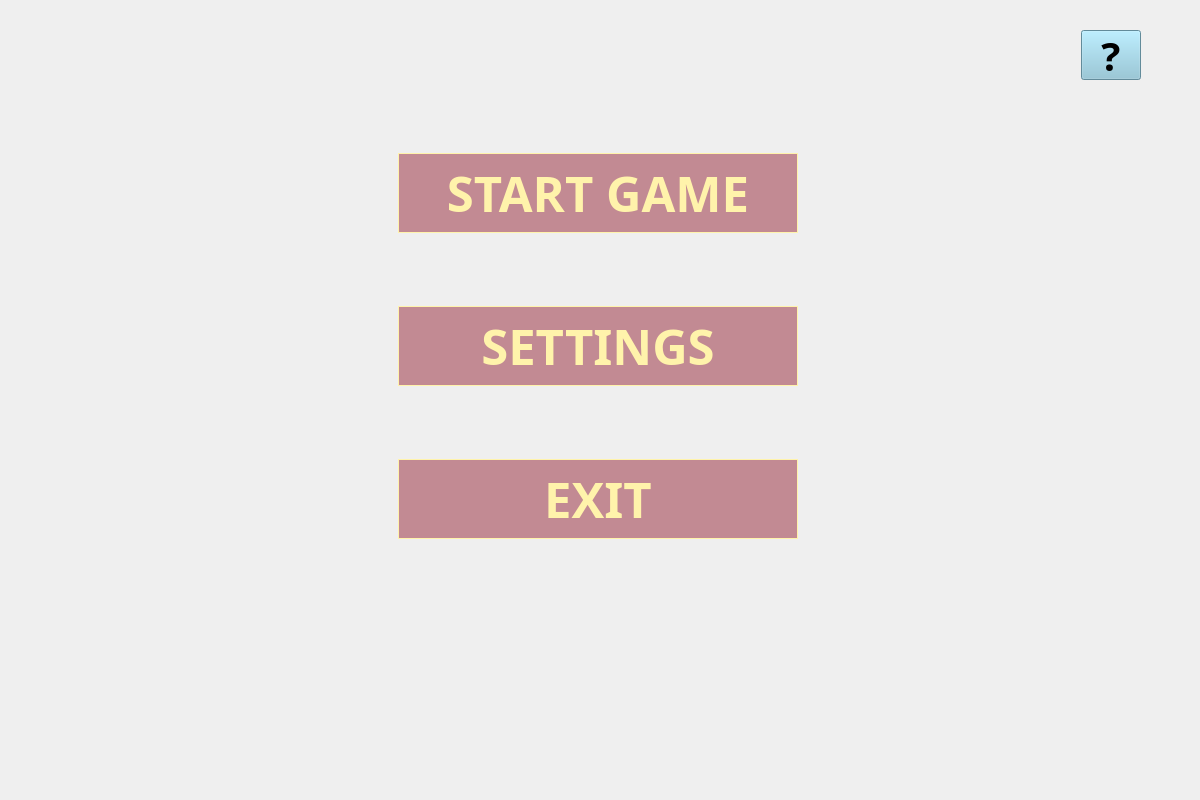
The window that src/mainwindow.ui (Stefan-Dr/Catan) describes before a commit, drawn with Qt 5.
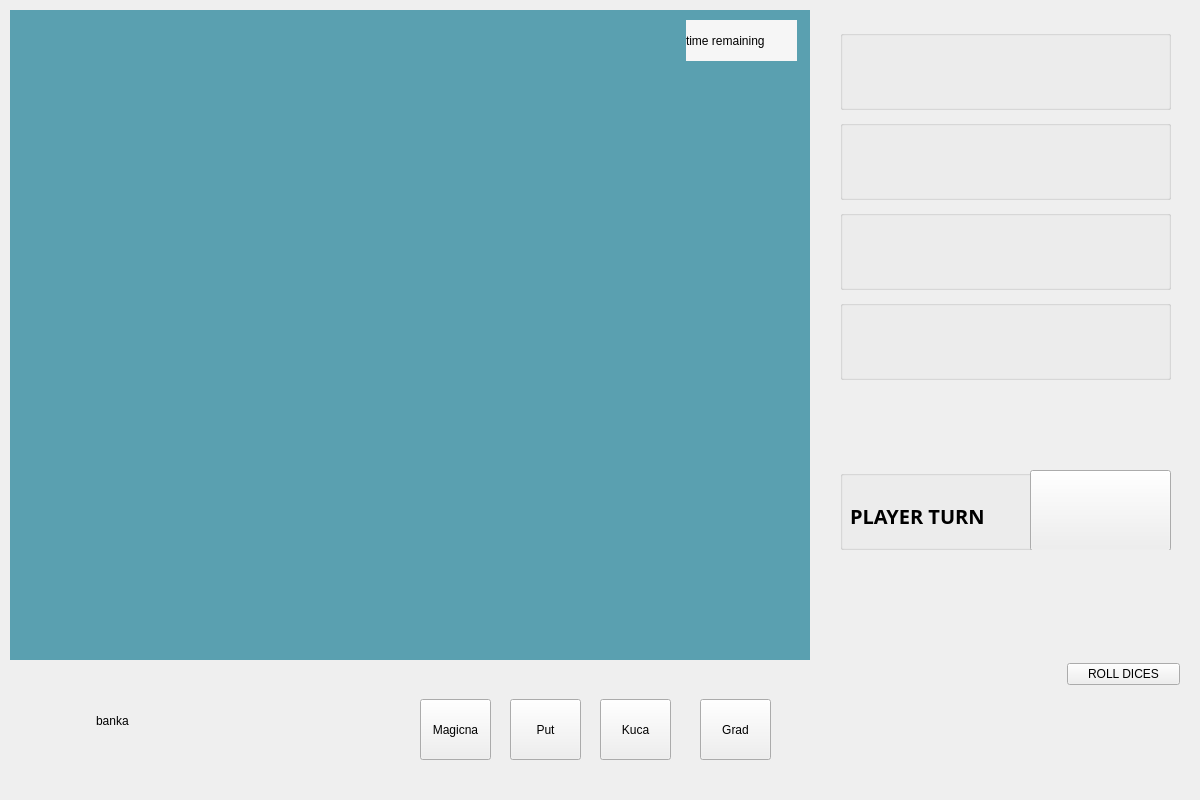
The same window after the commit. Icons and pictures are not drawn.

Commit message: gameWindow design

Diff of the .ui file:
```diff
--- a/src/mainwindow.ui
+++ b/src/mainwindow.ui
@@ -43,7 +43,7 @@
      </rect>
     </property>
     <property name="currentIndex">
-     <number>0</number>
+     <number>4</number>
     </property>
     <widget class="QWidget" name="page">
      <widget class="QWidget" name="gridLayoutWidget">
@@ -1047,6 +1047,355 @@
       </layout>
      </widget>
     </widget>
+    <widget class="QWidget" name="page_5">
+     <widget class="QWidget" name="widget_3" native="true">
+      <property name="geometry">
+       <rect>
+        <x>0</x>
+        <y>0</y>
+        <width>800</width>
+        <height>650</height>
+       </rect>
+      </property>
+      <property name="minimumSize">
+       <size>
+        <width>800</width>
+        <height>650</height>
+       </size>
+      </property>
+      <property name="styleSheet">
+       <string notr="true">background-color:#5aa0b0
+</string>
+      </property>
+      <widget class="QLabel" name="label_3">
+       <property name="geometry">
+        <rect>
+         <x>676</x>
+         <y>10</y>
+         <width>111</width>
+         <height>41</height>
+        </rect>
+       </property>
+       <property name="styleSheet">
+        <string notr="true">background-color:#f6f6f6;
+color:&quot;red&quot;</string>
+       </property>
+       <property name="text">
+        <string>time remaining</string>
+       </property>
+      </widget>
+     </widget>
+     <widget class="QWidget" name="widget_4" native="true">
+      <property name="geometry">
+       <rect>
+        <x>820</x>
+        <y>0</y>
+        <width>350</width>
+        <height>550</height>
+       </rect>
+      </property>
+      <property name="minimumSize">
+       <size>
+        <width>350</width>
+        <height>550</height>
+       </size>
+      </property>
+      <property name="maximumSize">
+       <size>
+        <width>350</width>
+        <height>16777215</height>
+       </size>
+      </property>
+      <property name="styleSheet">
+       <string notr="true">border-image: url(:/resources/images/boardR.png) 0 0 0 0 stretch stretch;</string>
+      </property>
+      <widget class="QGroupBox" name="groupBox">
+       <property name="geometry">
+        <rect>
+         <x>10</x>
+         <y>20</y>
+         <width>331</width>
+         <height>80</height>
+        </rect>
+       </property>
+       <property name="styleSheet">
+        <string notr="true">border-image: url(:/resources/images/wood.png) 0 0 0 0 stretch stretch;</string>
+       </property>
+       <property name="title">
+        <string/>
+       </property>
+      </widget>
+      <widget class="QGroupBox" name="groupBox_2">
+       <property name="geometry">
+        <rect>
+         <x>10</x>
+         <y>110</y>
+         <width>331</width>
+         <height>80</height>
+        </rect>
+       </property>
+       <property name="styleSheet">
+        <string notr="true">border-image: url(:/resources/images/wood.png) 0 0 0 0 stretch stretch;</string>
+       </property>
+       <property name="title">
+        <string/>
+       </property>
+      </widget>
+      <widget class="QGroupBox" name="groupBox_3">
+       <property name="geometry">
+        <rect>
+         <x>10</x>
+         <y>200</y>
+         <width>331</width>
+         <height>80</height>
+        </rect>
+       </property>
+       <property name="styleSheet">
+        <string notr="true">border-image: url(:/resources/images/wood.png) 0 0 0 0 stretch stretch;</string>
+       </property>
+       <property name="title">
+        <string/>
+       </property>
+      </widget>
+      <widget class="QGroupBox" name="groupBox_4">
+       <property name="geometry">
+        <rect>
+         <x>10</x>
+         <y>290</y>
+         <width>331</width>
+         <height>80</height>
+        </rect>
+       </property>
+       <property name="styleSheet">
+        <string notr="true">border-image: url(:/resources/images/wood.png) 0 0 0 0 stretch stretch;</string>
+       </property>
+       <property name="title">
+        <string/>
+       </property>
+      </widget>
+      <widget class="QGroupBox" name="groupBox_5">
+       <property name="geometry">
+        <rect>
+         <x>10</x>
+         <y>460</y>
+         <width>331</width>
+         <height>80</height>
+        </rect>
+       </property>
+       <property name="styleSheet">
+        <string notr="true">border-image: url(:/resources/images/wood.png) 0 0 0 0 stretch stretch;</string>
+       </property>
+       <property name="title">
+        <string/>
+       </property>
+       <widget class="QPushButton" name="pushButton">
+        <property name="geometry">
+         <rect>
+          <x>190</x>
+          <y>0</y>
+          <width>141</width>
+          <height>81</height>
+         </rect>
+        </property>
+        <property name="styleSheet">
+         <string notr="true">border-image: url(:/resources/images/next.png) 0 0 0 0 stretch stretch;</string>
+        </property>
+        <property name="text">
+         <string/>
+        </property>
+       </widget>
+       <widget class="QLabel" name="label_4">
+        <property name="geometry">
+         <rect>
+          <x>10</x>
+          <y>20</y>
+          <width>161</width>
+          <height>51</height>
+         </rect>
+        </property>
+        <property name="font">
+         <font>
+          <family>Sahadeva</family>
+          <pointsize>15</pointsize>
+          <weight>75</weight>
+          <bold>true</bold>
+         </font>
+        </property>
+        <property name="styleSheet">
+         <string notr="true">border-image: url(:/resources/images/transparent.png) 0 0 0 0 stretch stretch;</string>
+        </property>
+        <property name="text">
+         <string>PLAYER TURN</string>
+        </property>
+       </widget>
+      </widget>
+     </widget>
+     <widget class="QWidget" name="widget_5" native="true">
+      <property name="geometry">
+       <rect>
+        <x>0</x>
+        <y>659</y>
+        <width>801</width>
+        <height>111</height>
+       </rect>
+      </property>
+      <property name="styleSheet">
+       <string notr="true">border-image: url(:/resources/images/boardR.png) 0 0 0 0 stretch stretch;</string>
+      </property>
+      <widget class="QWidget" name="widget_8" native="true">
+       <property name="geometry">
+        <rect>
+         <x>370</x>
+         <y>20</y>
+         <width>410</width>
+         <height>71</height>
+        </rect>
+       </property>
+       <property name="minimumSize">
+        <size>
+         <width>410</width>
+         <height>0</height>
+        </size>
+       </property>
+       <property name="maximumSize">
+        <size>
+         <width>340</width>
+         <height>16777215</height>
+        </size>
+       </property>
+       <property name="styleSheet">
+        <string notr="true">border-image: url(:/resources/images/wood.png) 0 0 0 0 stretch stretch;</string>
+       </property>
+       <widget class="QPushButton" name="pushButton_4">
+        <property name="geometry">
+         <rect>
+          <x>130</x>
+          <y>10</y>
+          <width>71</width>
+          <height>61</height>
+         </rect>
+        </property>
+        <property name="styleSheet">
+         <string notr="true">border-image: url(:/resources/images/transparent.png) 0 0 0 0 stretch stretch;</string>
+        </property>
+        <property name="text">
+         <string>Put</string>
+        </property>
+       </widget>
+       <widget class="QPushButton" name="pushButton_6">
+        <property name="geometry">
+         <rect>
+          <x>320</x>
+          <y>10</y>
+          <width>71</width>
+          <height>61</height>
+         </rect>
+        </property>
+        <property name="styleSheet">
+         <string notr="true">border-image: url(:/resources/images/transparent.png) 0 0 0 0 stretch stretch;</string>
+        </property>
+        <property name="text">
+         <string>Grad</string>
+        </property>
+       </widget>
+       <widget class="QPushButton" name="pushButton_3">
+        <property name="geometry">
+         <rect>
+          <x>40</x>
+          <y>10</y>
+          <width>71</width>
+          <height>61</height>
+         </rect>
+        </property>
+        <property name="styleSheet">
+         <string notr="true">border-image: url(:/resources/images/transparent.png) 0 0 0 0 stretch stretch;</string>
+        </property>
+        <property name="text">
+         <string>Magicna</string>
+        </property>
+       </widget>
+       <widget class="QPushButton" name="pushButton_5">
+        <property name="geometry">
+         <rect>
+          <x>220</x>
+          <y>10</y>
+          <width>71</width>
+          <height>61</height>
+         </rect>
+        </property>
+        <property name="styleSheet">
+         <string notr="true">border-image: url(:/resources/images/transparent.png) 0 0 0 0 stretch stretch;</string>
+        </property>
+        <property name="text">
+         <string>Kuca</string>
+        </property>
+       </widget>
+      </widget>
+      <widget class="QWidget" name="widget_9" native="true">
+       <property name="geometry">
+        <rect>
+         <x>10</x>
+         <y>20</y>
+         <width>340</width>
+         <height>71</height>
+        </rect>
+       </property>
+       <property name="minimumSize">
+        <size>
+         <width>340</width>
+         <height>0</height>
+        </size>
+       </property>
+       <property name="maximumSize">
+        <size>
+         <width>340</width>
+         <height>16777215</height>
+        </size>
+       </property>
+       <property name="styleSheet">
+        <string notr="true">border-image: url(:/resources/images/wood.png) 0 0 0 0 stretch stretch;</string>
+       </property>
+       <widget class="QLabel" name="label_5">
+        <property name="geometry">
+         <rect>
+          <x>76</x>
+          <y>16</y>
+          <width>161</width>
+          <height>31</height>
+         </rect>
+        </property>
+        <property name="text">
+         <string>banka</string>
+        </property>
+       </widget>
+      </widget>
+     </widget>
+     <widget class="QWidget" name="horizontalLayoutWidget">
+      <property name="geometry">
+       <rect>
+        <x>819</x>
+        <y>559</y>
+        <width>351</width>
+        <height>211</height>
+       </rect>
+      </property>
+      <layout class="QHBoxLayout" name="horizontalLayout">
+       <item>
+        <widget class="QWidget" name="widget_6" native="true"/>
+       </item>
+       <item>
+        <widget class="QWidget" name="widget_7" native="true"/>
+       </item>
+       <item>
+        <widget class="QPushButton" name="pushButton_2">
+         <property name="text">
+          <string>ROLL DICES</string>
+         </property>
+        </widget>
+       </item>
+      </layout>
+     </widget>
+    </widget>
    </widget>
   </widget>
  </widget>
```
The commit also changes 6 other files.
